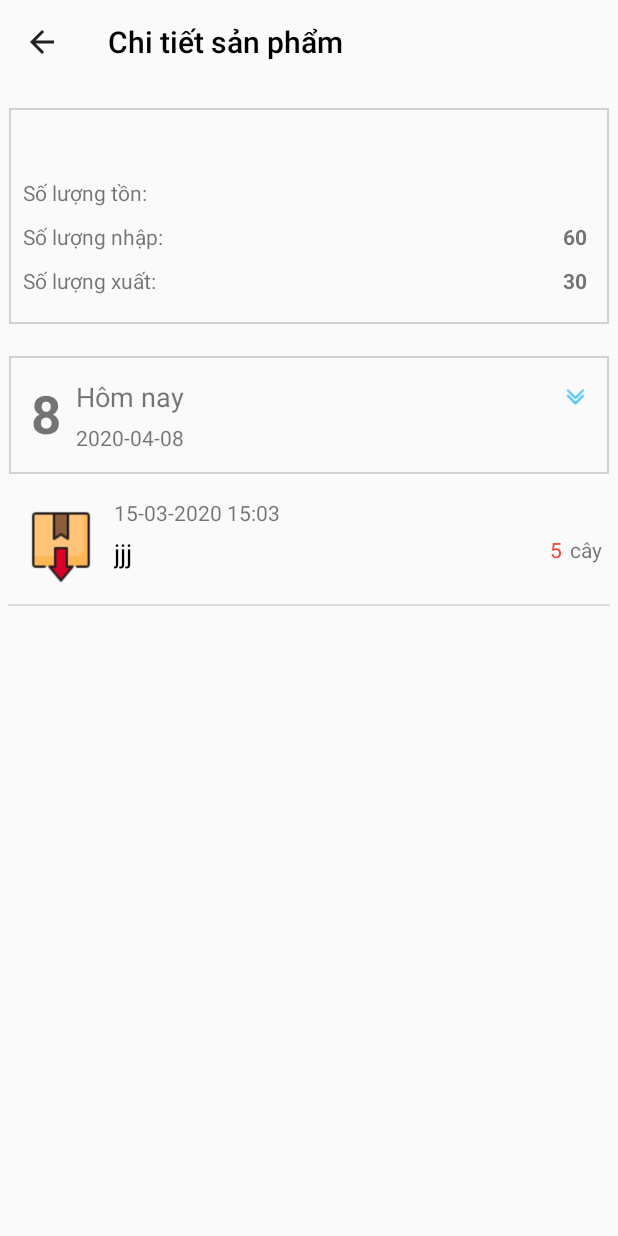
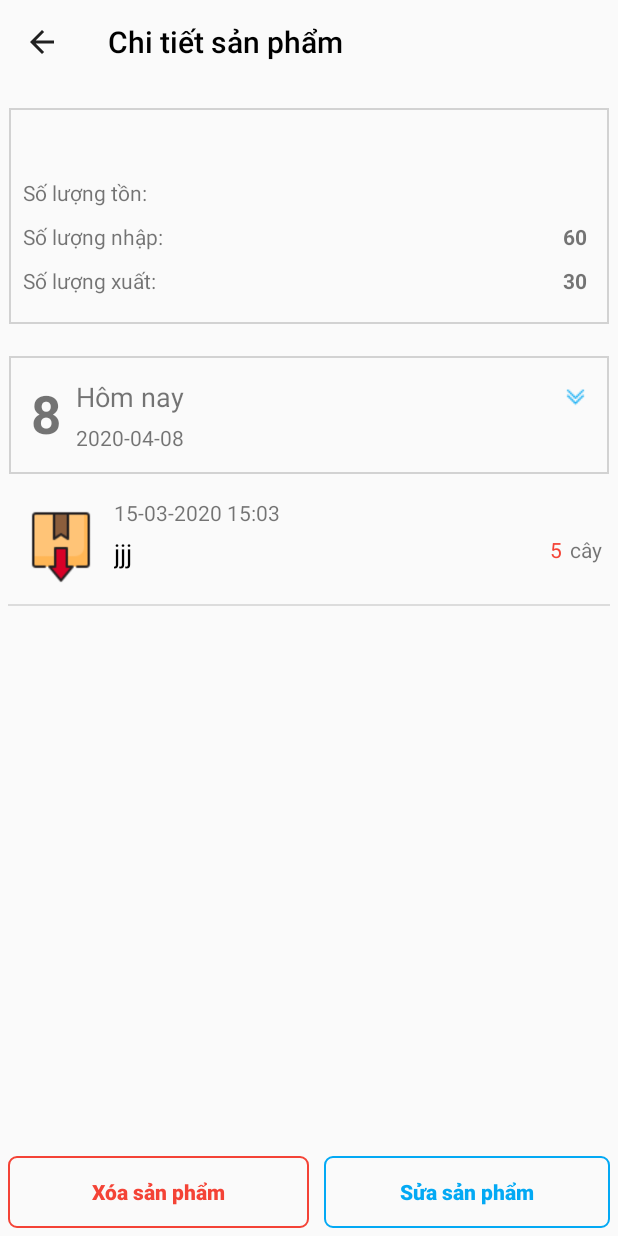
Before and after one commit to DaTaThanhHien/DaTaThanhHien, an Android app: the Seo_ChiTietSanPham screen opened directly, with no data from a screen before it, on a phone screen of 412 x 824 dp. Run offline under Robolectric (Android 15) with nearby library versions, the phone set to English and light mode, and no system bars; our stand-ins replace Volley; libraries missing offline, so code that uses them is left out: cn.pedant, com.sdsmdg.tastytoast; network calls fail.

Commit message:
seo cập nhật nhà cung cấp và danh mục nhảy theo

```diff
--- a/ThanhHien/app/src/main/java/com/example/thanhhien/QuanLyKho/ThemSuaXoaSanPham/Seo_SuaXoaSanPham.java
+++ b/ThanhHien/app/src/main/java/com/example/thanhhien/QuanLyKho/ThemSuaXoaSanPham/Seo_SuaXoaSanPham.java
@@ -1139,8 +1139,9 @@ public class Seo_SuaXoaSanPham extends AppCompatActivity {
                                     btnDoDai.setText(mangDonVi[1]);
                                     btnDonViCuaGiaSi.setText(mangDonVi[4]);
                                     btnDonViCuaGiaLe.setText(mangDonVi[3]);
-
                                     IDThuocTinhHome=jsonObject.getString("IDThuocTinh");
+                                    btnChonDanhMucSanPham.setText(jsonObject.getString("tendanhmuc"));
+                                    btnChonNhaCungCap.setText(jsonObject.getString("tenncc"));
 
                                 } catch (JSONException e) {
                                     e.printStackTrace();
--- a/ThanhHien/app/src/main/res/layout/seo_chitietsanpham.xml
+++ b/ThanhHien/app/src/main/res/layout/seo_chitietsanpham.xml
@@ -178,14 +178,48 @@
         </LinearLayout>
 
         <LinearLayout
+            android:weightSum="15"
+            android:orientation="vertical"
             android:layout_width="match_parent"
             android:layout_height="match_parent">
                 <ListView
+                    android:layout_weight="13"
                     android:scrollbars="none"
                     android:id="@+id/listViewLichSuNhapXuat"
                     android:layout_width="match_parent"
-                    android:layout_height="match_parent">
+                    android:layout_height="0dp">
                 </ListView>
+            <LinearLayout
+                android:gravity="bottom"
+                android:weightSum="10"
+                android:orientation="horizontal"
+                android:layout_weight="2"
+                android:layout_width="match_parent"
+                android:layout_height="0dp">
+                <Button
+                    android:layout_weight="5"
+                    android:id="@+id/btnXoaSanPham"
+                    android:textAllCaps="false"
+                    android:textColor="#F44336"
+                    android:textStyle="bold"
+                    android:text="Xóa sản phẩm"
+                    android:background="@drawable/item_borderbottonred"
+                    android:layout_width="match_parent"
+                    android:layout_height="wrap_content">
+                </Button>
+                <Button
+                    android:layout_weight="5"
+                    android:layout_marginLeft="10dp"
+                    android:id="@+id/btnSuaSanPham"
+                    android:textAllCaps="false"
+                    android:textColor="#03A9F4"
+                    android:textStyle="bold"
+                    android:text="Sửa sản phẩm"
+                    android:background="@drawable/item_borderbuttonblue"
+                    android:layout_width="match_parent"
+                    android:layout_height="wrap_content">
+                </Button>
+            </LinearLayout>
         </LinearLayout>
     </LinearLayout>
 </LinearLayout>
```
